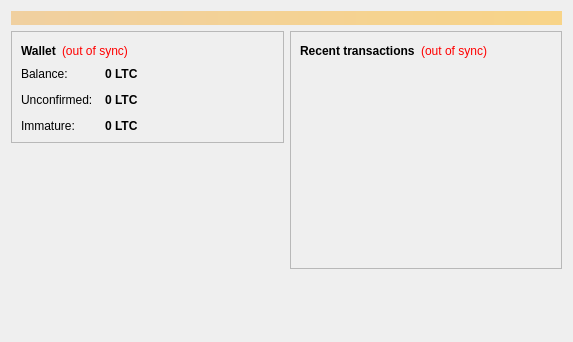
The window that src/qt/forms/overviewpage.ui (cryptokeeper/Betcoin) describes before a commit, drawn with Qt 5.
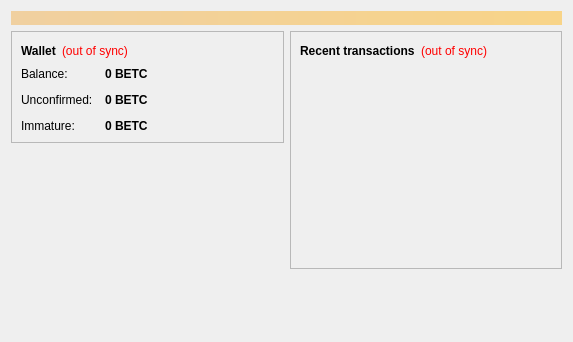
The same window after the commit.

```diff
--- a/src/qt/forms/overviewpage.ui
+++ b/src/qt/forms/overviewpage.ui
@@ -122,7 +122,7 @@
                <string>Your current balance</string>
               </property>
               <property name="text">
-               <string notr="true">0 LTC</string>
+               <string notr="true">0 BETC</string>
               </property>
               <property name="textInteractionFlags">
                <set>Qt::LinksAccessibleByMouse|Qt::TextSelectableByKeyboard|Qt::TextSelectableByMouse</set>
@@ -151,7 +151,7 @@
                <string>Total of transactions that have yet to be confirmed, and do not yet count toward the current balance</string>
               </property>
               <property name="text">
-               <string notr="true">0 LTC</string>
+               <string notr="true">0 BETC</string>
               </property>
               <property name="textInteractionFlags">
                <set>Qt::LinksAccessibleByMouse|Qt::TextSelectableByKeyboard|Qt::TextSelectableByMouse</set>
@@ -177,7 +177,7 @@
                <string>Mined balance that has not yet matured</string>
               </property>
               <property name="text">
-               <string notr="true">0 LTC</string>
+               <string notr="true">0 BETC</string>
               </property>
               <property name="textInteractionFlags">
                <set>Qt::LinksAccessibleByMouse|Qt::TextSelectableByKeyboard|Qt::TextSelectableByMouse</set>
```
Left out of the diff: 4 changed lines with no effect on the pictures.
